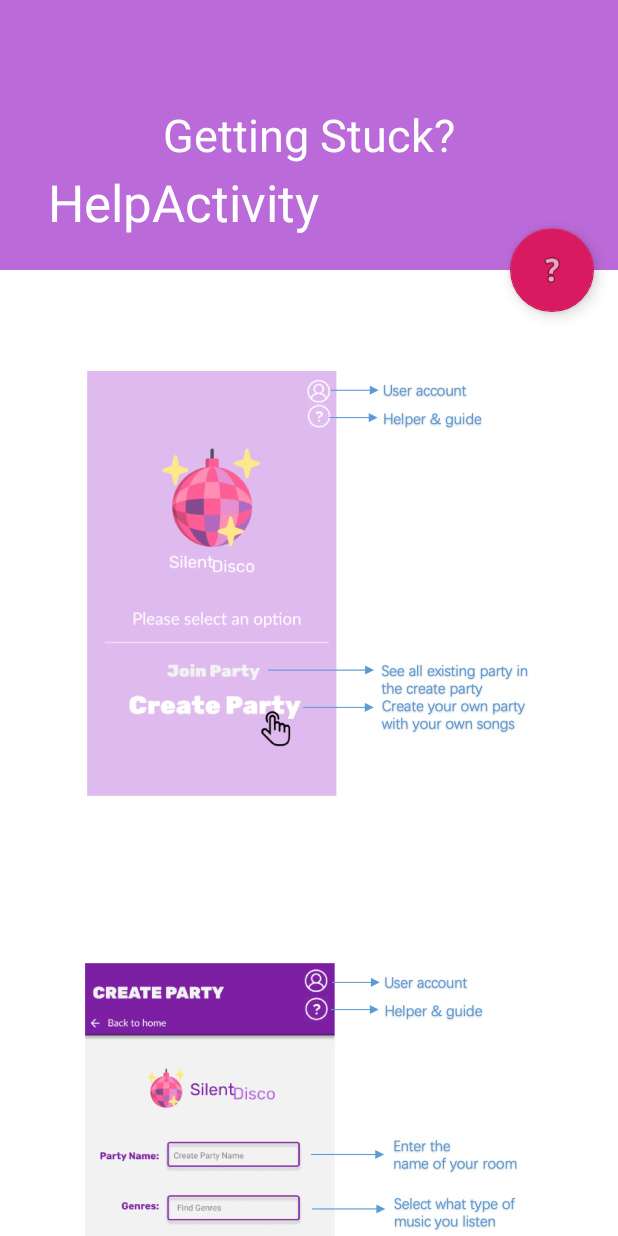
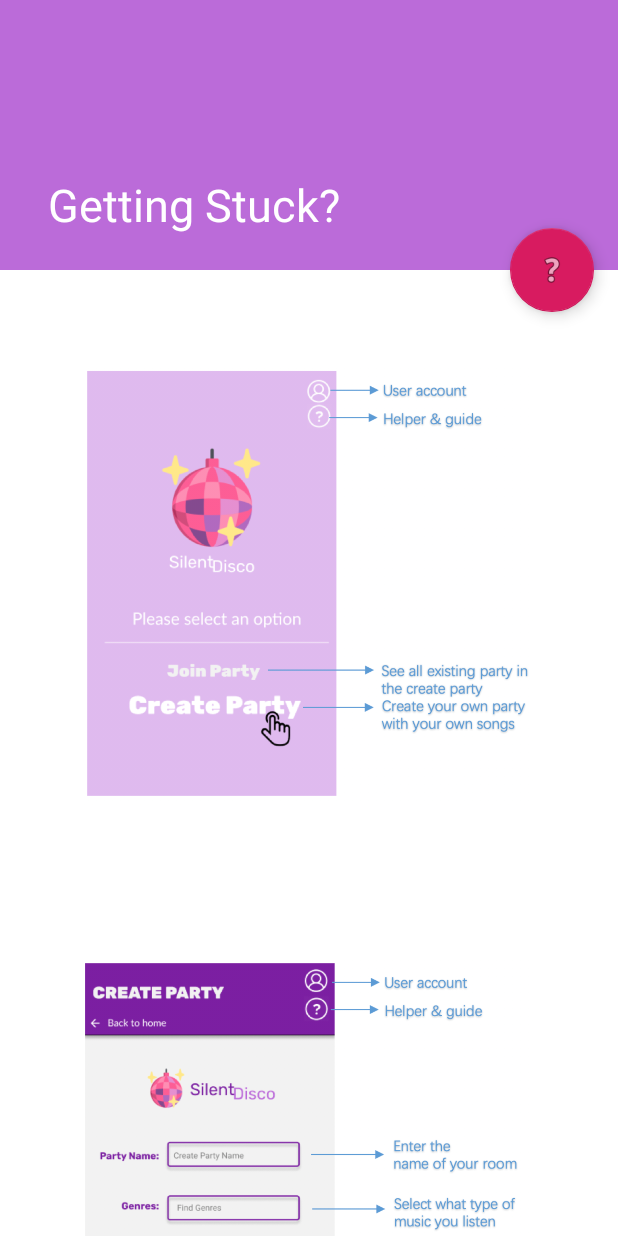
Before and after one commit to nlyu/Project_Android_SilentDisco_Music, an Android app: the HelpActivity screen opened directly, with no data from a screen before it, on a phone screen of 412 x 824 dp. Run offline under Robolectric (Android 15) with nearby library versions, the phone set to English and light mode, and no system bars.

Commit message:
fixed help title

```diff
--- a/app/src/main/java/com/cs160/finalproj/slientDisco/HelpActivity.java
+++ b/app/src/main/java/com/cs160/finalproj/slientDisco/HelpActivity.java
@@ -2,6 +2,7 @@ package com.cs160.finalproj.slientDisco;
 
 import android.content.Intent;
 import android.os.Bundle;
+import android.support.design.widget.CollapsingToolbarLayout;
 import android.support.design.widget.FloatingActionButton;
 import android.support.design.widget.Snackbar;
 import android.support.v7.app.AppCompatActivity;
@@ -16,7 +17,14 @@ public class HelpActivity extends AppCompatActivity {
     protected void onCreate(Bundle savedInstanceState) {
         super.onCreate(savedInstanceState);
         setContentView(R.layout.activity_help);
+        CollapsingToolbarLayout collapsingToolbarLayout = (CollapsingToolbarLayout) findViewById(R.id.toolbar_layout);
+//        collapsingToolbarLayout.setTitleEnabled(false);
+        collapsingToolbarLayout.setTitle("Getting Stuck?");
+        collapsingToolbarLayout.setExpandedTitleTextAppearance(R.style.ExpandedAppBar);
+        collapsingToolbarLayout.setCollapsedTitleTextAppearance(R.style.CollapsedAppBar);
+
         Toolbar toolbar = (Toolbar) findViewById(R.id.toolbar);
+        toolbar.setTitle("Getting Stuck?");
         setSupportActionBar(toolbar);
 
         FloatingActionButton fab = (FloatingActionButton) findViewById(R.id.fab);
--- a/app/src/main/res/layout/activity_help.xml
+++ b/app/src/main/res/layout/activity_help.xml
@@ -32,14 +32,14 @@
                 app:layout_collapseMode="pin"
                 app:popupTheme="@style/AppTheme.PopupOverlay" />
 
-            <TextView
-                android:id="@+id/textViewStuck"
-                android:layout_width="wrap_content"
-                android:layout_height="wrap_content"
-                android:layout_gravity="center"
-                android:textSize="30dp"
-                android:textColor="@color/white"
-                android:text="Getting Stuck?" />
+            <!--<TextView-->
+                <!--android:id="@+id/textViewStuck"-->
+                <!--android:layout_width="wrap_content"-->
+                <!--android:layout_height="wrap_content"-->
+                <!--android:layout_gravity="center"-->
+                <!--android:textSize="30dp"-->
+                <!--android:textColor="@color/white"-->
+                <!--android:text="Getting Stuck?" />-->
 
 
         </android.support.design.widget.CollapsingToolbarLayout>
--- a/app/src/main/res/values/styles.xml
+++ b/app/src/main/res/values/styles.xml
@@ -17,4 +17,12 @@
 
     <style name="AppTheme.PopupOverlay" parent="ThemeOverlay.AppCompat.Light" />
 
+    <style name="ExpandedAppBar" parent="@android:style/TextAppearance.Medium">
+        <item name="android:textSize">30sp</item>
+    </style>
+
+    <style name="CollapsedAppBar" parent="@android:style/TextAppearance.Medium">
+        <item name="android:textSize">24sp</item>
+    </style>
+
 </resources>
```
